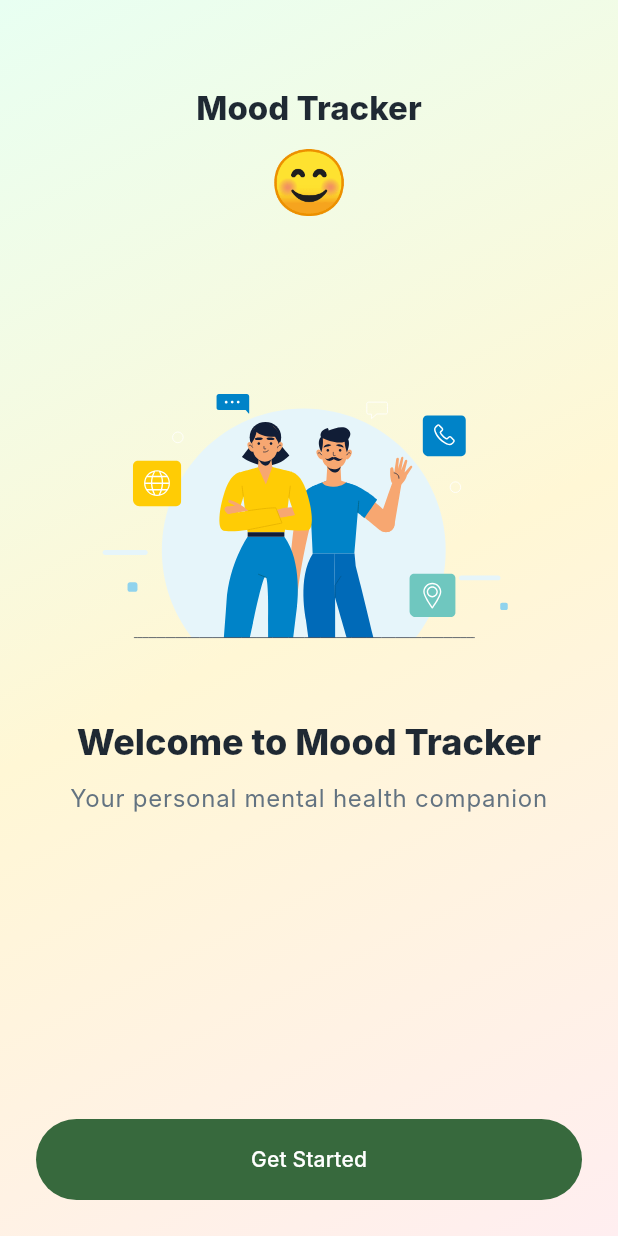
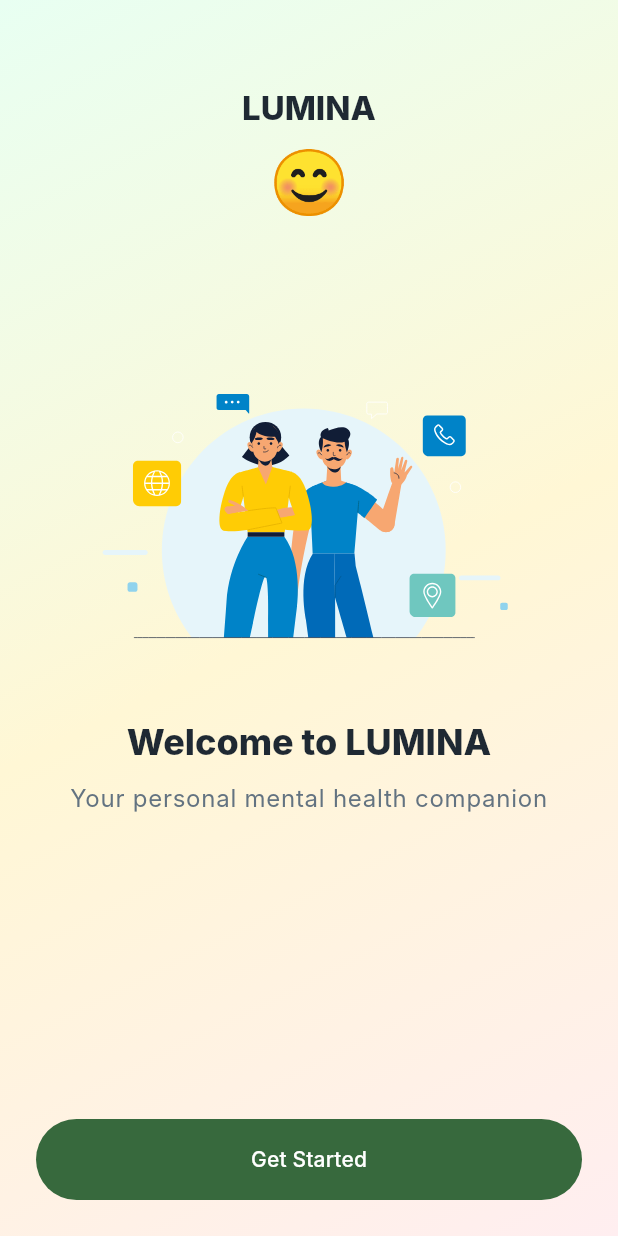
Before and after one commit to Revaldo11/mood_tracker_app, a Flutter app: the screen it shows after launch, on a phone screen of 412 x 824 dp. Run offline on Flutter 3.47's test engine with Material 3 defaults, Android fonts, the phone set to English and light mode, and no system bars; drawn by our look-alikes of flutter_animate; our stand-ins replace confetti, fl_chart, get, hive_flutter, lottie, shared_preferences; accounts and stored records are empty; Roboto replaces fonts that are missing (Inter).

Commit message:
feat: update application name and identifiers to LUMINA across the project

```diff
--- a/lib/main.dart
+++ b/lib/main.dart
@@ -34,7 +34,7 @@ class MoodTrackerApp extends StatelessWidget {
   @override
   Widget build(BuildContext context) {
     return GetMaterialApp(
-      title: 'Mood Tracker',
+      title: 'LUMINA',
       debugShowCheckedModeBanner: false,
       theme: ThemeData(
         colorScheme: ColorScheme.fromSeed(
--- a/lib/presentation/screens/onboarding_screen.dart
+++ b/lib/presentation/screens/onboarding_screen.dart
@@ -60,7 +60,7 @@ class _OnboardingScreenState extends State<OnboardingScreen> {
         children: [
           _IntroPage(
             animation: 'assets/animation/waving_hand.json',
-            title: 'Welcome to Mood Tracker',
+            title: 'Welcome to LUMINA',
             subtitle: 'Your personal mental health companion',
             buttonText: 'Get Started',
             onNext: _nextPage,
@@ -165,7 +165,7 @@ class _IntroPage extends StatelessWidget {
         children: [
           SizedBox(height: MediaQuery.of(context).size.height * 0.07),
           Text(
-            'Mood Tracker',
+            'LUMINA',
             style: Theme.of(context).textTheme.titleLarge?.copyWith(
                   fontWeight: FontWeight.w800,
                   color: const Color(0xFF1F2933),
--- a/lib/presentation/screens/splash_screen.dart
+++ b/lib/presentation/screens/splash_screen.dart
@@ -93,7 +93,7 @@ class _SplashScreenState extends State<SplashScreen> {
                   ),
               const SizedBox(height: 24),
               Text(
-                'Mood Tracker',
+                'LUMINA',
                 style: Theme.of(context).textTheme.headlineMedium?.copyWith(
                       fontWeight: FontWeight.w800,
                       color: const Color(0xFF1F2933),
```
Also changed, not shown: 4 other files.
